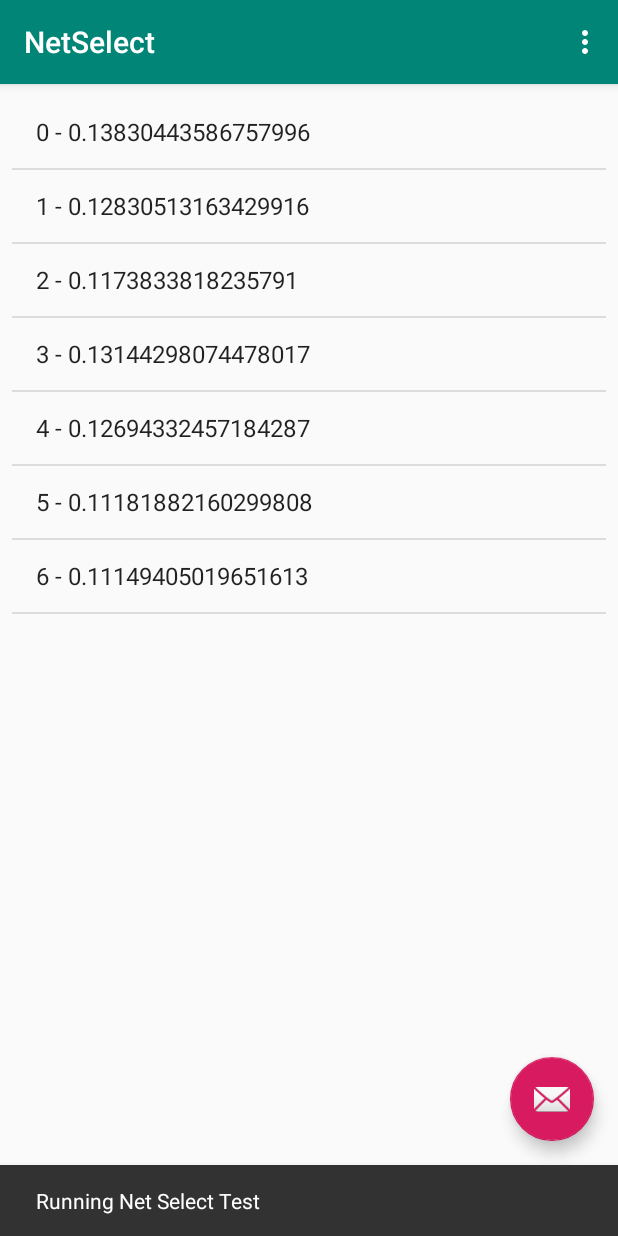
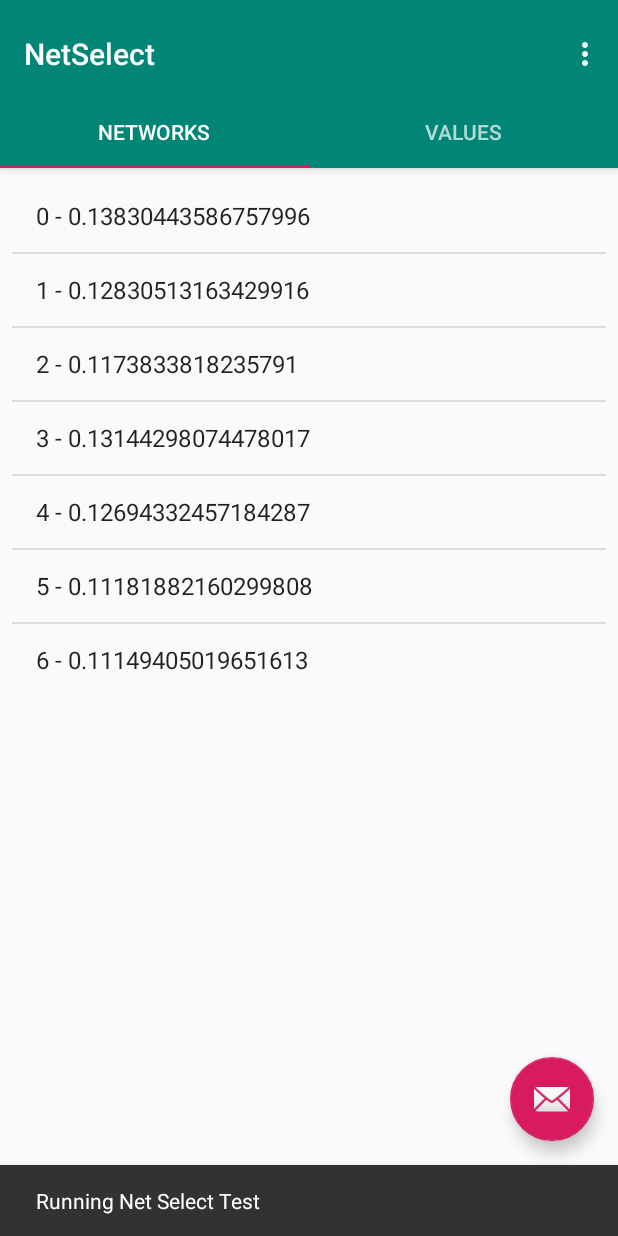
Before and after one commit to julio-b/android-netselect, an Android app: the screen it shows after launch (MainActivity), after a tap on an icon or button, on a phone screen of 412 x 824 dp. Run offline under Robolectric (Android 15) with nearby library versions, the phone set to English and light mode, and no system bars.

Commit message:
Add tabbed layout

```diff
--- a/app/build.gradle
+++ b/app/build.gradle
@@ -26,4 +26,5 @@ dependencies {
     testImplementation 'junit:junit:4.12'
     androidTestImplementation 'com.android.support.test:runner:1.0.2'
     androidTestImplementation 'com.android.support.test.espresso:espresso-core:3.0.2'
+    implementation 'com.android.support:support-v4:28.0.0'
 }
--- /dev/null
+++ b/app/src/main/java/unipi/sem6/netselect/IntervalFuzzyNumsList.java
@@ -0,0 +1,40 @@
+package unipi.sem6.netselect;
+
+import android.os.Bundle;
+import android.support.v4.app.Fragment;
+import android.view.LayoutInflater;
+import android.view.View;
+import android.view.ViewGroup;
+
+public class IntervalFuzzyNumsList extends Fragment {
+    private static final String ARG_PAGE = "ARG_PAGE";
+
+    private String mPage;
+
+    public IntervalFuzzyNumsList() {
+        // Required empty public constructor
+    }
+
+    public static IntervalFuzzyNumsList newInstance(String page) {
+        IntervalFuzzyNumsList fragment = new IntervalFuzzyNumsList();
+        Bundle args = new Bundle();
+        args.putString(ARG_PAGE, page);
+        fragment.setArguments(args);
+        return fragment;
+    }
+
+    @Override
+    public void onCreate(Bundle savedInstanceState) {
+        super.onCreate(savedInstanceState);
+        if (getArguments() != null) {
+            mPage = getArguments().getString(ARG_PAGE);
+        }
+    }
+
+    @Override
+    public View onCreateView(LayoutInflater inflater, ViewGroup container,
+                             Bundle savedInstanceState) {
+        // Inflate the layout for this fragment
+        return inflater.inflate(R.layout.fragment_interval_fuzzy_nums_list, container, false);
+    }
+}
--- a/app/src/main/java/unipi/sem6/netselect/MainActivity.java
+++ b/app/src/main/java/unipi/sem6/netselect/MainActivity.java
@@ -5,6 +5,11 @@ import unipi.sem6.netselect.TFTopsisNetSelect.*;
 import android.os.Bundle;
 import android.support.design.widget.FloatingActionButton;
 import android.support.design.widget.Snackbar;
+import android.support.design.widget.TabLayout;
+import android.support.v4.app.Fragment;
+import android.support.v4.app.FragmentManager;
+import android.support.v4.app.FragmentPagerAdapter;
+import android.support.v4.view.ViewPager;
 import android.support.v7.app.AppCompatActivity;
 import android.support.v7.widget.Toolbar;
 import android.view.View;
@@ -16,10 +21,12 @@ import android.widget.ListView;
 import java.util.ArrayList;
 
 public class MainActivity extends AppCompatActivity {
-    TFTopsisNetSelect netsel = null;
-    ArrayList<String> list = null;
-    ArrayAdapter<String>  adapter = null;
-    ListView listView = null;
+    private TFTopsisNetSelect netsel = null;
+    private ArrayList<String> list = null;
+    private ArrayAdapter<String>  adapter = null;
+    private ListView listView = null;
+    private SectionsPagerAdapter mSectionsPagerAdapter;
+    private ViewPager mViewPager;
 
     @Override
     protected void onCreate(Bundle savedInstanceState) {
@@ -27,6 +34,17 @@ public class MainActivity extends AppCompatActivity {
         setContentView(R.layout.activity_main);
         Toolbar toolbar = (Toolbar) findViewById(R.id.toolbar);
         setSupportActionBar(toolbar);
+
+        mSectionsPagerAdapter = new SectionsPagerAdapter(getSupportFragmentManager());
+
+        // Set up the ViewPager with the sections adapter.
+        mViewPager = (ViewPager) findViewById(R.id.vpcontainer);
+        mViewPager.setAdapter(mSectionsPagerAdapter);
+
+        TabLayout tabLayout = (TabLayout) findViewById(R.id.tabs);
+
+        mViewPager.addOnPageChangeListener(new TabLayout.TabLayoutOnPageChangeListener(tabLayout));
+        tabLayout.addOnTabSelectedListener(new TabLayout.ViewPagerOnTabSelectedListener(mViewPager));
 
         FloatingActionButton fab = (FloatingActionButton) findViewById(R.id.fab);
         fab.setOnClickListener(new View.OnClickListener() {
@@ -37,6 +55,7 @@ public class MainActivity extends AppCompatActivity {
                 for (int i = 0; i < netsel.D.size(); i++) {
                     list.add(netsel.D.get(i) + " - " + results[i]);
                 }
+                listView = (ListView) findViewById(R.id.netlistview);
                 listView.setAdapter(adapter);
                 Snackbar.make(view, "Running Net Select Test", Snackbar.LENGTH_LONG)
                         .setAction("Action", null).show();
@@ -55,7 +74,6 @@ public class MainActivity extends AppCompatActivity {
 
         this.list = new ArrayList<String>();
         this.adapter = new ArrayAdapter<String>(this, android.R.layout.simple_list_item_1, list);
-        this.listView = (ListView) findViewById(R.id.netlistview);
 
 
     }
@@ -81,4 +99,29 @@ public class MainActivity extends AppCompatActivity {
 
         return super.onOptionsItemSelected(item);
     }
+
+    public class SectionsPagerAdapter extends FragmentPagerAdapter {
+
+        public SectionsPagerAdapter(FragmentManager fm) {
+            super(fm);
+        }
+
+        @Override
+        public Fragment getItem(int position) {
+            switch (position){
+            case 0:
+                return NetworksList.newInstance("Networks");
+            case 1:
+                return IntervalFuzzyNumsList.newInstance("Values");
+            default:
+                return NetworksList.newInstance("Networks");
+            }
+
+        }
+
+        @Override
+        public int getCount() {
+            return 2;
+        }
+    }
 }
--- /dev/null
+++ b/app/src/main/java/unipi/sem6/netselect/NetworksList.java
@@ -0,0 +1,41 @@
+package unipi.sem6.netselect;
+
+import android.os.Bundle;
+import android.support.v4.app.Fragment;
+import android.view.LayoutInflater;
+import android.view.View;
+import android.view.ViewGroup;
+
+
+public class NetworksList extends Fragment {
+    private static final String ARG_PAGE = "ARG_PAGE";
+
+    private String mPage;
+
+    public NetworksList() {
+        // Required empty public constructor
+    }
+
+    public static NetworksList newInstance(String page) {
+        NetworksList fragment = new NetworksList();
+        Bundle args = new Bundle();
+        args.putString(ARG_PAGE, page);
+        fragment.setArguments(args);
+        return fragment;
+    }
+
+    @Override
+    public void onCreate(Bundle savedInstanceState) {
+        super.onCreate(savedInstanceState);
+        if (getArguments() != null) {
+            mPage = getArguments().getString(ARG_PAGE);
+        }
+    }
+
+    @Override
+    public View onCreateView(LayoutInflater inflater, ViewGroup container,
+                             Bundle savedInstanceState) {
+        // Inflate the layout for this fragment
+        return inflater.inflate(R.layout.fragment_networks_list, container, false);
+    }
+}
--- a/app/src/main/res/layout/activity_main.xml
+++ b/app/src/main/res/layout/activity_main.xml
@@ -9,6 +9,7 @@
     <android.support.design.widget.AppBarLayout
         android:layout_width="match_parent"
         android:layout_height="wrap_content"
+        android:paddingTop="8dp"
         android:theme="@style/AppTheme.AppBarOverlay">
 
         <android.support.v7.widget.Toolbar
@@ -16,11 +17,40 @@
             android:layout_width="match_parent"
             android:layout_height="?attr/actionBarSize"
             android:background="?attr/colorPrimary"
+            app:layout_scrollFlags="scroll|enterAlways"
             app:popupTheme="@style/AppTheme.PopupOverlay" />
+
+        <android.support.design.widget.TabLayout
+            android:id="@+id/tabs"
+            android:layout_width="match_parent"
+            android:layout_height="wrap_content">
+
+            <android.support.design.widget.TabItem
+                android:layout_width="wrap_content"
+                android:layout_height="wrap_content"
+                android:text="Networks" />
+
+            <android.support.design.widget.TabItem
+                android:layout_width="wrap_content"
+                android:layout_height="wrap_content"
+                android:text="VALUES" />
+
+        </android.support.design.widget.TabLayout>
 
     </android.support.design.widget.AppBarLayout>
 
-    <include layout="@layout/content_main" />
+    <android.support.v4.view.ViewPager
+        android:id="@+id/vpcontainer"
+        android:layout_width="match_parent"
+        android:layout_height="match_parent"
+        android:layout_weight="1"
+        app:layout_behavior="@string/appbar_scrolling_view_behavior"
+        app:layout_constraintBottom_toBottomOf="parent"
+        app:layout_constraintTop_toBottomOf="@+id/tabs"
+        app:layout_constraintVertical_bias="0.547"
+        tools:layout_editor_absoluteX="0dp">
+
+    </android.support.v4.view.ViewPager>
 
     <android.support.design.widget.FloatingActionButton
         android:id="@+id/fab"
--- /dev/null
+++ b/app/src/main/res/layout/fragment_interval_fuzzy_nums_list.xml
@@ -0,0 +1,14 @@
+<?xml version="1.0" encoding="utf-8"?>
+<FrameLayout xmlns:android="http://schemas.android.com/apk/res/android"
+    xmlns:tools="http://schemas.android.com/tools"
+    android:layout_width="match_parent"
+    android:layout_height="match_parent"
+    tools:context=".IntervalFuzzyNumsList">
+
+    <!-- TODO: Update blank fragment layout -->
+    <TextView
+        android:layout_width="match_parent"
+        android:layout_height="match_parent"
+        android:text="@string/hello_blank_fragment" />
+
+</FrameLayout>
--- a/app/src/main/res/layout/content_main.xml
+++ b/app/src/main/res/layout/fragment_networks_list.xml
@@ -1,17 +1,15 @@
 <?xml version="1.0" encoding="utf-8"?>
-<android.support.constraint.ConstraintLayout xmlns:android="http://schemas.android.com/apk/res/android"
+<FrameLayout xmlns:android="http://schemas.android.com/apk/res/android"
     xmlns:app="http://schemas.android.com/apk/res-auto"
     xmlns:tools="http://schemas.android.com/tools"
     android:layout_width="match_parent"
     android:layout_height="match_parent"
-    app:layout_behavior="@string/appbar_scrolling_view_behavior"
-    tools:context=".MainActivity"
-    tools:showIn="@layout/activity_main">
+    tools:context=".NetworksList">
 
     <ListView
         android:id="@+id/netlistview"
-        android:layout_width="0dp"
-        android:layout_height="0dp"
+        android:layout_width="match_parent"
+        android:layout_height="wrap_content"
         android:layout_marginStart="8dp"
         android:layout_marginTop="8dp"
         android:layout_marginEnd="8dp"
@@ -20,5 +18,6 @@
         app:layout_constraintBottom_toBottomOf="parent"
         app:layout_constraintEnd_toEndOf="parent"
         app:layout_constraintStart_toStartOf="parent"
-        app:layout_constraintTop_toTopOf="parent" />
-</android.support.constraint.ConstraintLayout>
+        app:layout_constraintTop_toBottomOf="@+id/tabs" />
+
+</FrameLayout>
--- a/app/src/main/res/values/strings.xml
+++ b/app/src/main/res/values/strings.xml
@@ -1,4 +1,7 @@
 <resources>
     <string name="app_name">NetSelect</string>
     <string name="action_settings">Settings</string>
+
+    <!-- TODO: Remove or change this placeholder text -->
+    <string name="hello_blank_fragment">Hello blank fragment</string>
 </resources>
```
